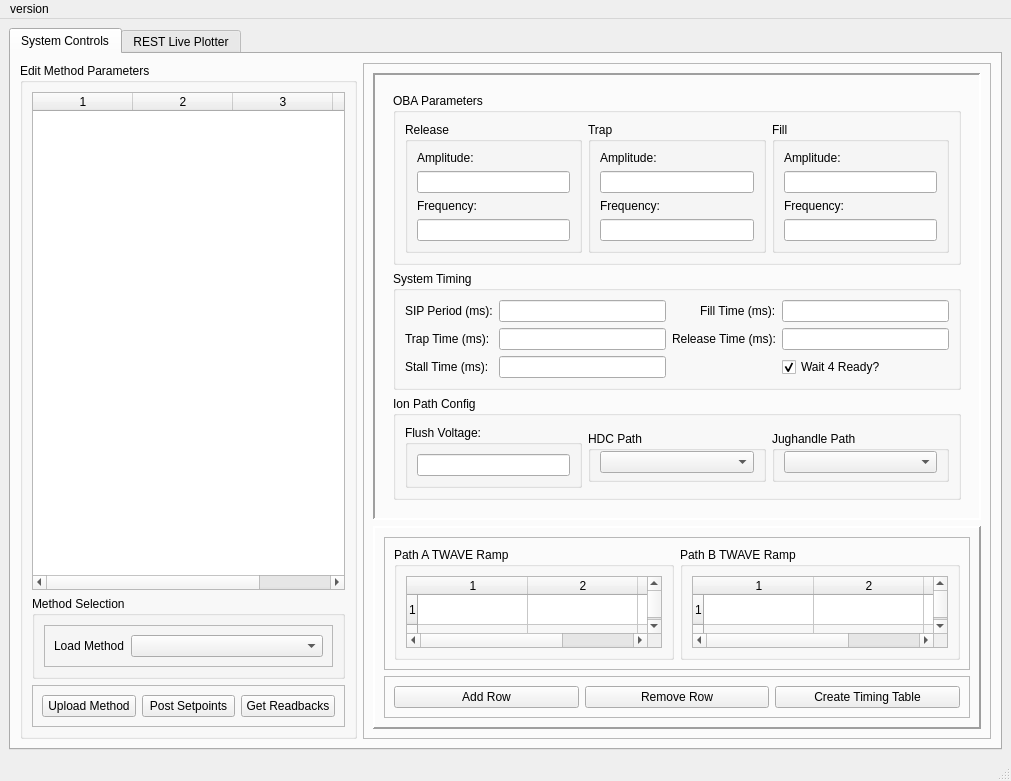
Old version of the form DaytonaIPhaseControls/gui/gui.ui in the repository mikeypancakes/Daytona-I-Phase-Controls.
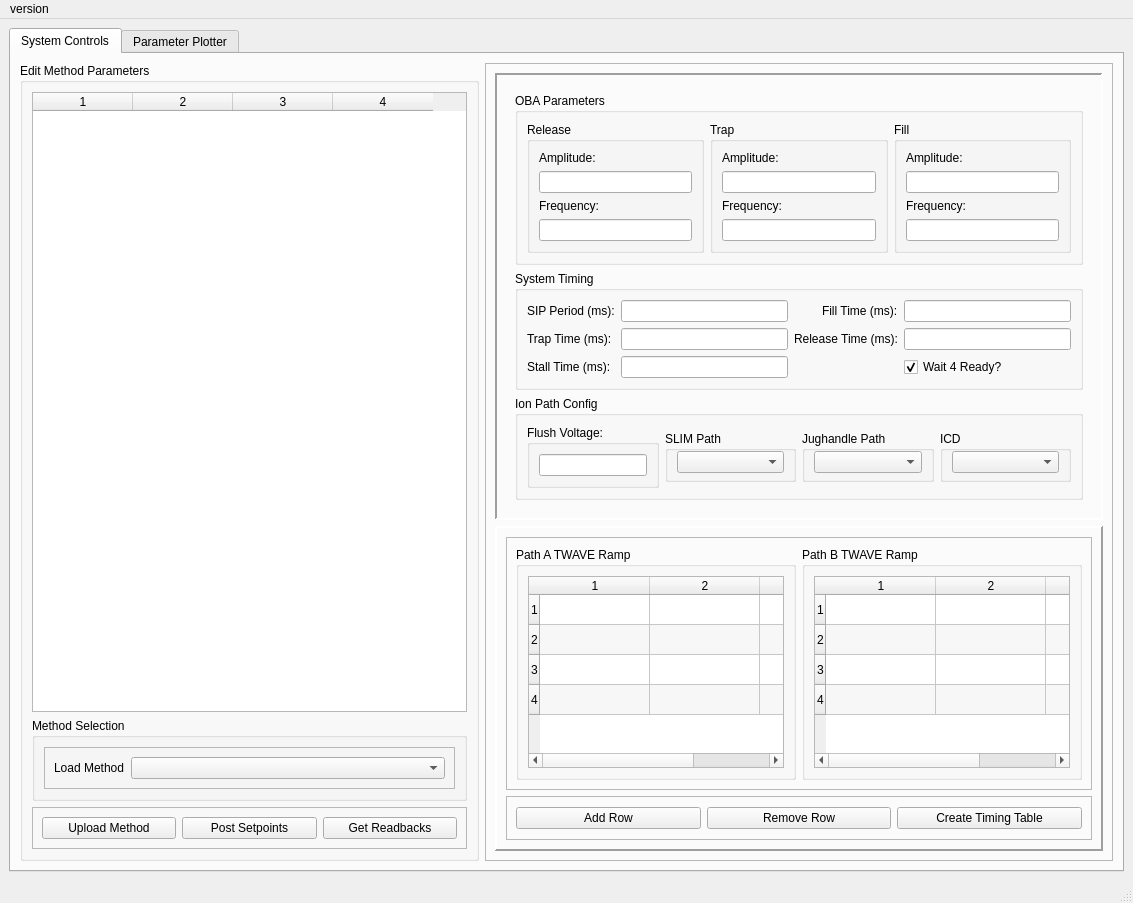
New version of the form. Custom widgets are drawn as their Qt base class.

Commit message: 26FEB2026 updates: Added single path parallel accumulation and updates to canonical names for jughandle PCB.

What changed in the file:
```diff
--- a/DaytonaIPhaseControls/gui/gui.ui
+++ b/DaytonaIPhaseControls/gui/gui.ui
@@ -6,8 +6,8 @@
    <rect>
     <x>0</x>
     <y>0</y>
-    <width>834</width>
-    <height>599</height>
+    <width>1133</width>
+    <height>841</height>
    </rect>
   </property>
   <property name="windowTitle">
@@ -155,7 +155,7 @@
            <item>
             <widget class="QFrame" name="frame_8">
              <property name="sizePolicy">
-              <sizepolicy hsizetype="MinimumExpanding" vsizetype="Preferred">
+              <sizepolicy hsizetype="MinimumExpanding" vsizetype="MinimumExpanding">
                <horstretch>0</horstretch>
                <verstretch>0</verstretch>
               </sizepolicy>
@@ -506,7 +506,7 @@
                        </sizepolicy>
                       </property>
                       <property name="title">
-                       <string>HDC Path</string>
+                       <string>SLIM Path</string>
                       </property>
                       <property name="flat">
                        <bool>false</bool>
@@ -581,6 +581,45 @@
                       </layout>
                      </widget>
                     </item>
+                    <item>
+                     <widget class="QGroupBox" name="groupBox_14">
+                      <property name="sizePolicy">
+                       <sizepolicy hsizetype="Preferred" vsizetype="Maximum">
+                        <horstretch>0</horstretch>
+                        <verstretch>0</verstretch>
+                       </sizepolicy>
+                      </property>
+                      <property name="title">
+                       <string>ICD</string>
+                      </property>
+                      <property name="flat">
+                       <bool>false</bool>
+                      </property>
+                      <layout class="QVBoxLayout" name="verticalLayout_17">
+                       <property name="topMargin">
+                        <number>0</number>
+                       </property>
+                       <property name="bottomMargin">
+                        <number>0</number>
+                       </property>
+                       <item>
+                        <widget class="QComboBox" name="ICDComboBox"/>
+                       </item>
+                       <item>
+                        <widget class="QSplitter" name="splitter_9">
+                         <property name="orientation">
+                          <enum>Qt::Vertical</enum>
+                         </property>
+                         <widget class="QSplitter" name="splitter_10">
+                          <property name="orientation">
+                           <enum>Qt::Vertical</enum>
+                          </property>
+                         </widget>
+                        </widget>
+                       </item>
+                      </layout>
+                     </widget>
+                    </item>
                    </layout>
                   </widget>
                  </item>
@@ -593,7 +632,7 @@
            <item>
             <widget class="QFrame" name="frame_9">
              <property name="sizePolicy">
-              <sizepolicy hsizetype="MinimumExpanding" vsizetype="Maximum">
+              <sizepolicy hsizetype="MinimumExpanding" vsizetype="MinimumExpanding">
                <horstretch>0</horstretch>
                <verstretch>0</verstretch>
               </sizepolicy>
@@ -787,7 +826,7 @@
       </widget>
       <widget class="QWidget" name="REST_Plotter">
        <attribute name="title">
-        <string>REST Live Plotter</string>
+        <string>Parameter Plotter</string>
        </attribute>
        <layout class="QHBoxLayout" name="horizontalLayout_4">
         <item>
@@ -1023,8 +1062,8 @@
     <rect>
      <x>0</x>
      <y>0</y>
-     <width>834</width>
-     <height>18</height>
+     <width>1133</width>
+     <height>21</height>
     </rect>
    </property>
    <widget class="QMenu" name="menuVersion">
```
The commit also changes 12 other files.
